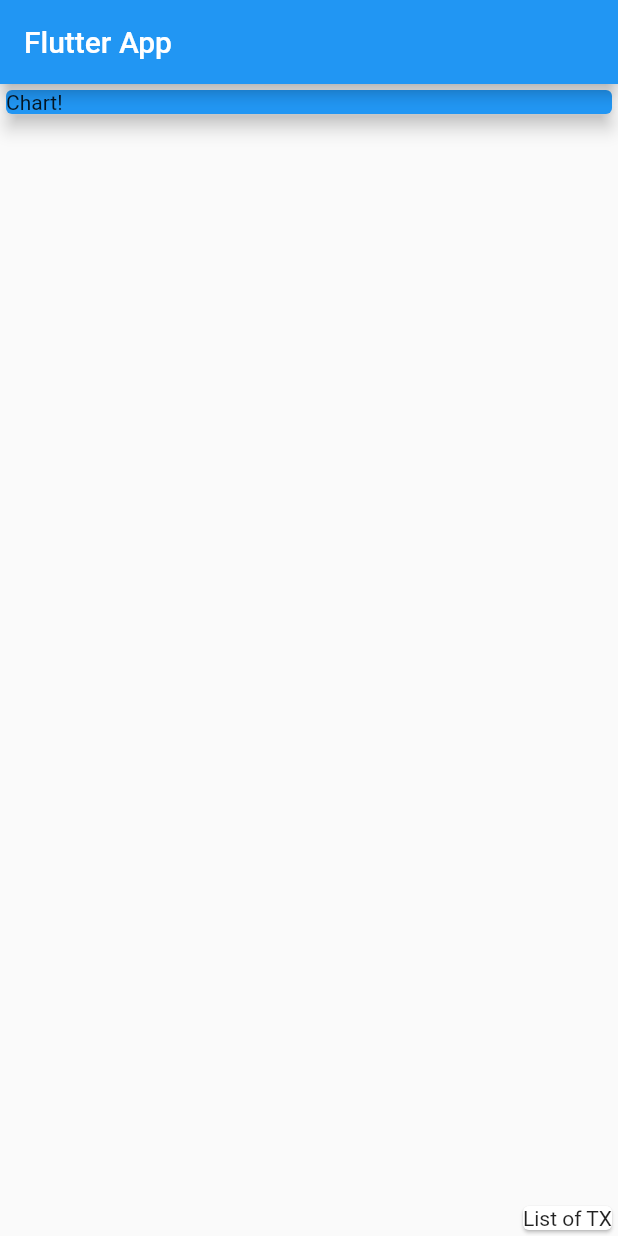
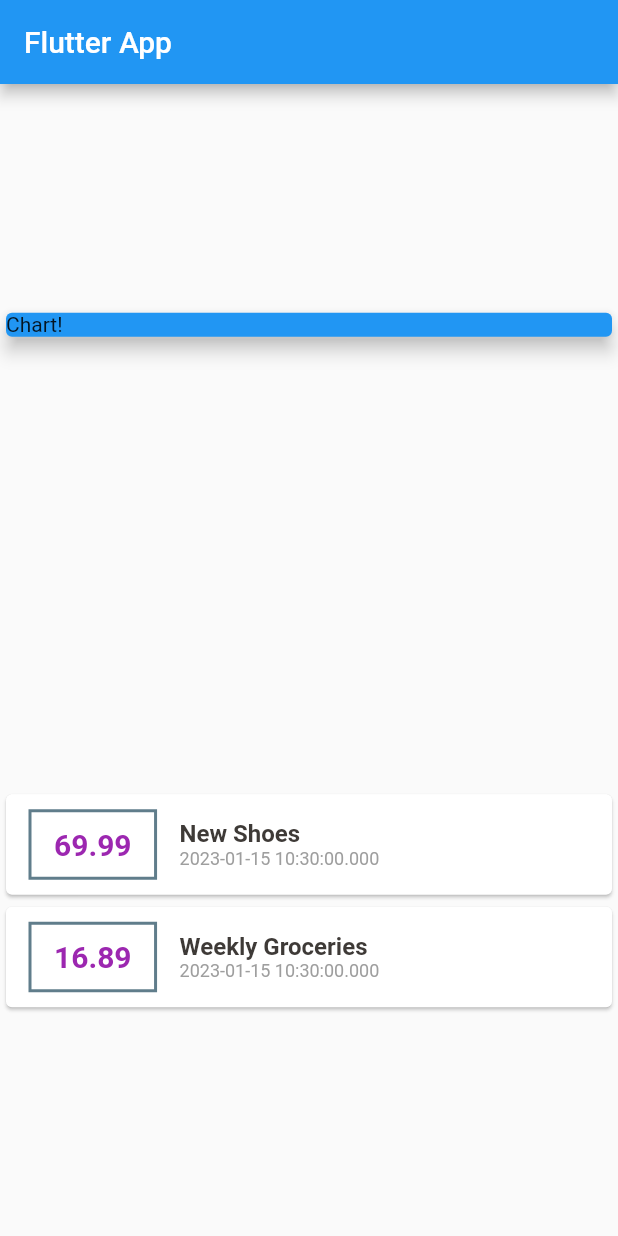
Before and after one commit to Rustam-Asdanov/personal_expenses_app, a Flutter app: the screen it shows after launch, on a phone screen of 412 x 824 dp. Run offline on Flutter 3.47's test engine with Material 2 defaults, Android fonts, the phone set to English and light mode, and no system bars.

Commit message:
we add our cards and style them

```diff
--- a/lib/main.dart
+++ b/lib/main.dart
@@ -1,5 +1,6 @@
 import 'package:flutter/material.dart';
 import 'package:flutter/widgets.dart';
+import 'package:personal_expenses_app/transaction.dart';
 
 void main() {
   runApp(new MyApp());
@@ -13,6 +14,16 @@ class MyApp extends StatefulWidget {
 }
 
 class _MyAppState extends State<MyApp> {
+  final List<Transaction> transactions = [
+    Transaction(
+        id: "t1", title: "New Shoes", amount: 69.99, date: DateTime.now()),
+    Transaction(
+        id: "t1",
+        title: "Weekly Groceries",
+        amount: 16.89,
+        date: DateTime.now())
+  ];
+
   @override
   Widget build(BuildContext context) {
     return MaterialApp(
@@ -21,9 +32,9 @@ class _MyAppState extends State<MyApp> {
           title: const Text("Flutter App"),
         ),
         body: Column(
-          mainAxisAlignment: MainAxisAlignment.spaceBetween,
-          crossAxisAlignment: CrossAxisAlignment.end,
-          children: const <Widget>[
+          mainAxisAlignment: MainAxisAlignment.spaceAround,
+          crossAxisAlignment: CrossAxisAlignment.center,
+          children: <Widget>[
             SizedBox(
               width: double.infinity,
               child: Card(
@@ -35,13 +46,55 @@ class _MyAppState extends State<MyApp> {
                 ),
               ),
             ),
-            Card(
-              child: SizedBox(
-                  // width: 200,
-                  child: Text(
-                "List of TX",
-                textAlign: TextAlign.center,
-              )),
+            Column(
+              children: transactions.map((elem) {
+                return Card(
+                  child: Row(
+                    children: <Widget>[
+                      Container(
+                        margin: const EdgeInsets.symmetric(
+                          vertical: 10,
+                          horizontal: 15
+                        ),
+                        padding: EdgeInsets.symmetric(vertical: 10, horizontal: 15),
+                        decoration: BoxDecoration(border: Border.all(
+                          width: 2,
+                          color: Colors.blueGrey,
+                          style: BorderStyle.solid
+                        )),
+                        child: Text(
+                          elem.amount.toString(),
+                          style: const TextStyle(
+                            fontSize: 20,
+                            fontWeight: FontWeight.bold,
+                            color: Colors.purple
+                          ),
+                          ),
+                      ),
+                      Column(
+                        crossAxisAlignment: CrossAxisAlignment.start,
+                        children: [
+                          Text(
+                            elem.title,
+                            style: const TextStyle(
+                              fontWeight: FontWeight.bold,
+                              fontSize: 16,
+                              color: Color.fromARGB(255, 62, 58, 55)
+                            ),
+                            ),
+                          Text(
+                            elem.date.toString(),
+                            style: const TextStyle(
+                              fontSize: 12,
+                              color: Colors.grey
+                            ),
+                            )
+                        ],
+                      )
+                    ],
+                  ),
+                );
+              }).toList(),
             )
           ],
         ),
--- a/lib/transaction.dart
+++ b/lib/transaction.dart
@@ -1,9 +1,13 @@
-class Transaction{
-  final String ?id;
-  final String ?title;
-  final double ?amount;
-  final DateTime ?date;
+class Transaction {
+  final String id;
+  final String title;
+  final double amount;
+  final DateTime date;
 
-  Transaction({this.id, this.title, this.amount, this.date})
-
+  Transaction(
+      {
+      required this.id,
+      required this.title,
+      required this.amount,
+      required this.date});
 }
```
